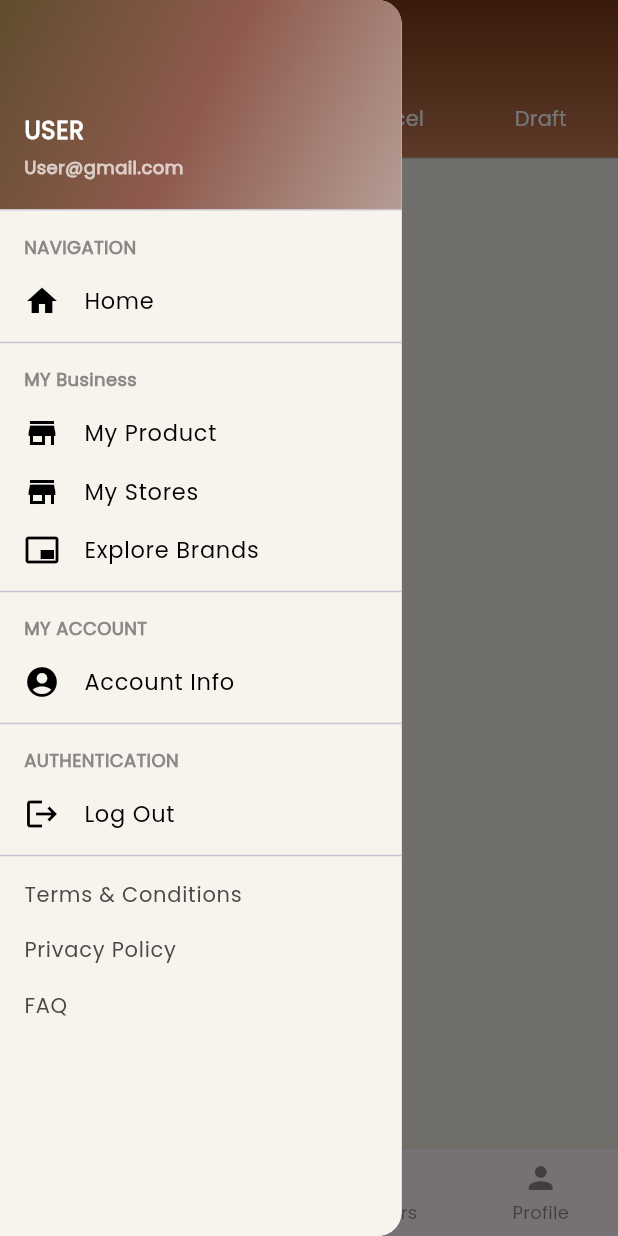
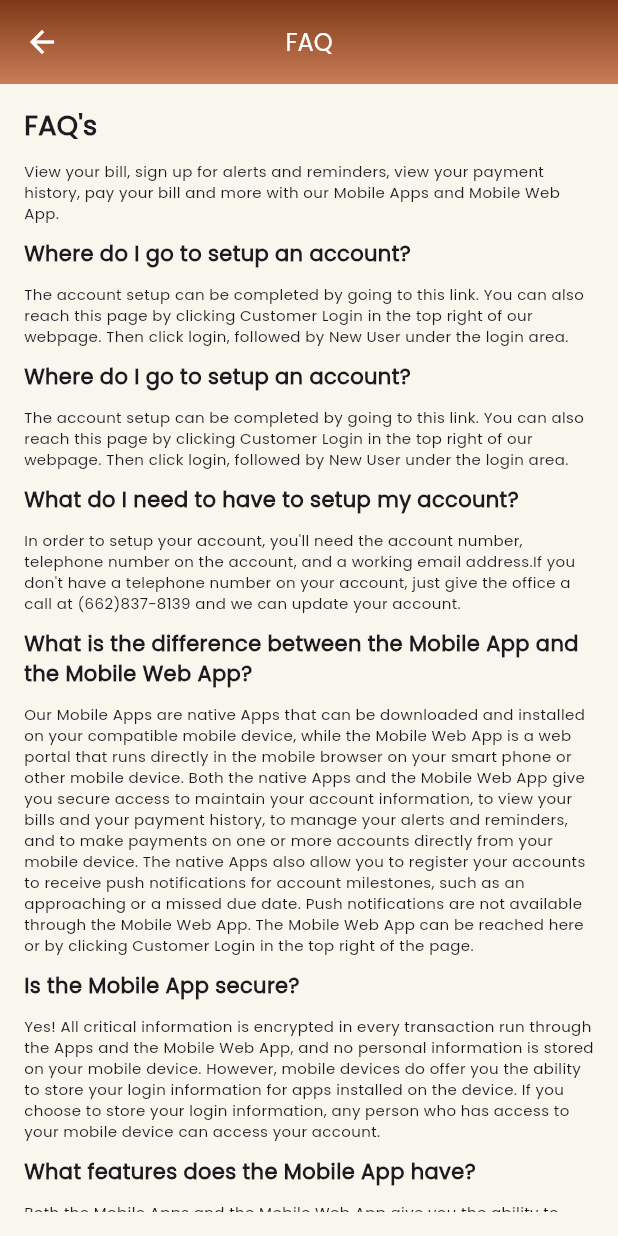
Before and after one commit to Aashishrajput143/BHK_Seller_app, a Flutter app: the CommonDash screen opened by its route, item 2 of the bottom bar chosen, in the side drawer, after a tap on "FAQ", on a phone screen of 412 x 824 dp. Run offline on Flutter 3.47's test engine with Material 3 defaults, Android fonts, the phone set to English and light mode, and no system bars; drawn by our look-alikes of overlay_support; our stand-ins replace carousel_slider, csc_picker, dropdown_button2, firebase_auth, firebase_core, fluttertoast and 8 more; missing offline and left inert: linear_progress_bar; accounts and stored records are empty; network calls fail; project files that could hold a hidden picture were left out.

Commit message:
Initial commit

```diff
--- a/lib/routes/RoutesClass.dart
+++ b/lib/routes/RoutesClass.dart
@@ -6,6 +6,7 @@ import 'package:bhk_seller_app/screens/changepassword.dart';
 import 'package:bhk_seller_app/screens/dashboardManagement/notifications.dart';
 import 'package:bhk_seller_app/screens/brandManagement/add_brand.dart';
 import 'package:bhk_seller_app/screens/brandManagement/my_brands.dart';
+import 'package:bhk_seller_app/screens/faq.dart';
 import 'package:bhk_seller_app/screens/ordersManagement/orderdetails.dart';
 import 'package:bhk_seller_app/screens/privacypolicy.dart';
 import 'package:bhk_seller_app/screens/profileManagement/edit_profile_screen.dart';
@@ -55,6 +56,7 @@ class RoutesClass {
   static String ordersdetails = '/ordersdetails';
   static String termscondition = '/termscondition';
   static String privacypolicy = '/privacypolicy';
+  static String faq = '/faq';
 
   //BR1
   static String gotoSplash() => splash;
@@ -84,6 +86,7 @@ class RoutesClass {
   static String gotoProductDetailScreen() => productdetail;
   static String gotoTermsConditionScreen() => termscondition;
   static String gotoPrivacyPolicyScreen() => privacypolicy;
+  static String gotoFAQScreen() => faq;
   static List<GetPage> routes = [
     GetPage(
       name: splash,
@@ -241,6 +244,12 @@ class RoutesClass {
       transition: Transition.fade,
       transitionDuration: const Duration(milliseconds: 300),
     ),
+    GetPage(
+      name: faq,
+      page: () => FAQ(),
+      transition: Transition.fade,
+      transitionDuration: const Duration(milliseconds: 300),
+    ),
   ];
 }
 
--- /dev/null
+++ b/lib/screens/faq.dart
@@ -0,0 +1,119 @@
+import 'package:bhk_seller_app/resources/appconstants.dart';
+import 'package:flutter/material.dart';
+
+class FAQ extends StatelessWidget {
+  const FAQ({super.key});
+  @override
+  Widget build(BuildContext context) {
+    return Scaffold(
+      backgroundColor: Colors.white,
+      appBar: AppBar(
+        flexibleSpace: Container(
+          decoration: const BoxDecoration(
+            gradient: AppConstants.customGradient,
+          ),
+        ),
+        iconTheme: const IconThemeData(color: Colors.white),
+        centerTitle: true,
+        title: Text(
+          "FAQ".toUpperCase(),
+          style: const TextStyle(fontSize: 16, color: Colors.white),
+        ),
+      ),
+      body: Container(
+        width: MediaQuery.of(context).size.width,
+        height: MediaQuery.of(context).size.height,
+        color: const Color.fromARGB(195, 247, 243, 233),
+        child: Padding(
+          padding: const EdgeInsets.fromLTRB(16, 0, 16, 16.0),
+          child: SingleChildScrollView(
+            child: Column(
+              crossAxisAlignment: CrossAxisAlignment.start,
+              children: [
+                SizedBox(height: 15),
+                Text(
+                  "FAQ's",
+                  style: TextStyle(fontSize: 18, fontWeight: FontWeight.bold),
+                ),
+                SizedBox(height: 10),
+                Text(
+                  "View your bill, sign up for alerts and reminders, view your payment history, pay your bill and more with our Mobile Apps and Mobile Web App.",
+                  style: TextStyle(fontSize: 10),
+                ),
+                SizedBox(height: 10),
+                Text(
+                  "Where do I go to setup an account?",
+                  style: TextStyle(fontSize: 14, fontWeight: FontWeight.bold),
+                ),
+                SizedBox(height: 10),
+                Text(
+                  "The account setup can be completed by going to this link. You can also reach this page by clicking Customer Login in the top right of our webpage. Then click login, followed by New User under the login area.",
+                  style: TextStyle(fontSize: 10),
+                ),
+                SizedBox(height: 10),
+                Text(
+                  "Where do I go to setup an account?",
+                  style: TextStyle(fontSize: 14, fontWeight: FontWeight.bold),
+                ),
+                SizedBox(height: 10),
+                Text(
+                  "The account setup can be completed by going to this link. You can also reach this page by clicking Customer Login in the top right of our webpage. Then click login, followed by New User under the login area.",
+                  style: TextStyle(fontSize: 10),
+                ),
+                SizedBox(height: 10),
+                Text(
+                  "What do I need to have to setup my account?",
+                  style: TextStyle(fontSize: 14, fontWeight: FontWeight.bold),
+                ),
+                SizedBox(height: 10),
+                Text(
+                  "In order to setup your account, you'll need the account number, telephone number on the account, and a working email address.If you don't have a telephone number on your account, just give the office a call at (662)837-8139 and we can update your account.",
+                  style: TextStyle(fontSize: 10),
+                ),
+                SizedBox(height: 10),
+                Text(
+                  "What is the difference between the Mobile App and the Mobile Web App?",
+                  style: TextStyle(fontSize: 14, fontWeight: FontWeight.bold),
+                ),
+                SizedBox(height: 10),
+                Text(
+                  "Our Mobile Apps are native Apps that can be downloaded and installed on your compatible mobile device, while the Mobile Web App is a web portal that runs directly in the mobile browser on your smart phone or other mobile device. Both the native Apps and the Mobile Web App give you secure access to maintain your account information, to view your bills and your payment history, to manage your alerts and reminders, and to make payments on one or more accounts directly from your mobile device. The native Apps also allow you to register your accounts to receive push notifications for account milestones, such as an approaching or a missed due date. Push notifications are not available through the Mobile Web App. The Mobile Web App can be reached here or by clicking Customer Login in the top right of the page.",
+                  style: TextStyle(fontSize: 10),
+                ),
+                SizedBox(height: 10),
+                Text(
+                  "Is the Mobile App secure?",
+                  style: TextStyle(fontSize: 14, fontWeight: FontWeight.bold),
+                ),
+                SizedBox(height: 10),
+                Text(
+                  "Yes! All critical information is encrypted in every transaction run through the Apps and the Mobile Web App, and no personal information is stored on your mobile device. However, mobile devices do offer you the ability to store your login information for apps installed on the device. If you choose to store your login information, any person who has access to your mobile device can access your account.",
+                  style: TextStyle(fontSize: 10),
+                ),
+                SizedBox(height: 10),
+                Text(
+                  "What features does the Mobile App have?",
+                  style: TextStyle(fontSize: 14, fontWeight: FontWeight.bold),
+                ),
+                SizedBox(height: 10),
+                Text(
+                  "Both the Mobile Apps and the Mobile Web App give you the ability to view your accounts, view your bills, make secure payments directly from your mobile device, view your payment history, modify or maintain your subscriptions for alerts and reminders, and contact us via email or phone. Once you've installed a Mobile App on your phone, you'll also have the ability to receive push notifications and view a map of our offices and payment locations.",
+                  style: TextStyle(fontSize: 10),
+                ),
+                Text(
+                  "How do I get the Mobile App for my phone?",
+                  style: TextStyle(fontSize: 14, fontWeight: FontWeight.bold),
+                ),
+                SizedBox(height: 10),
+                Text(
+                  "Simply look for our name in the App Store or in the Android Market. In the Android Market, if you can't find our App, that likely means your phone is not supported - see the list of supported operating systems. You may also click on the pictures below.",
+                  style: TextStyle(fontSize: 10),
+                ),
+              ],
+            ),
+          ),
+        ),
+      ),
+    );
+  }
+}
--- a/lib/widgets/appBardrawer.dart
+++ b/lib/widgets/appBardrawer.dart
@@ -221,7 +221,9 @@ class Appbardrawer extends StatelessWidget {
                           style: TextStyle(
                               color: const Color.fromARGB(255, 76, 72, 72),
                               fontSize: 14)),
-                      onTap: () {},
+                      onTap: () {
+                        Get.toNamed(RoutesClass.gotoFAQScreen());
+                      },
                     ),
                     SizedBox(height: 30),
                   ],
```
